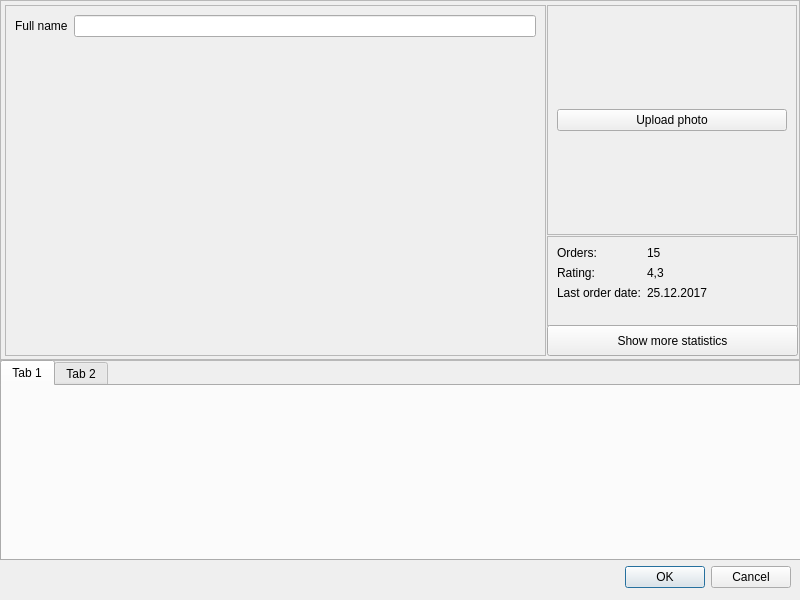
First picture: the form in CRMBaseModule/customerdialog.ui, repository torgcrm/TorgCRM-QtClient, before the edit.
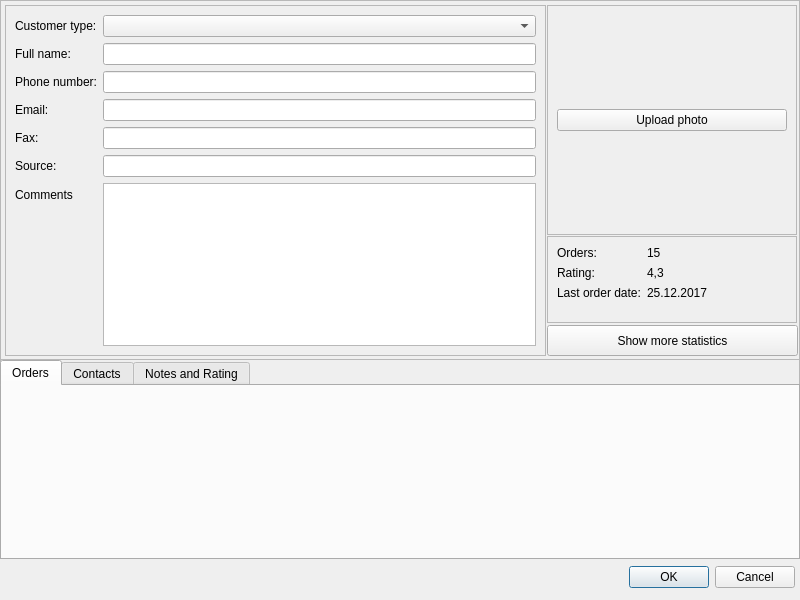
Second picture: the form after the edit. The open tabs and pages were chosen to show the change.

Commit message: change customer form widget codes

The edit to the form file:
```diff
--- a/CRMBaseModule/customerdialog.ui
+++ b/CRMBaseModule/customerdialog.ui
@@ -22,10 +22,10 @@
   <widget class="QDialogButtonBox" name="buttonBox">
    <property name="geometry">
     <rect>
-     <x>360</x>
+     <x>545</x>
      <y>560</y>
-     <width>431</width>
-     <height>34</height>
+     <width>250</width>
+     <height>35</height>
     </rect>
    </property>
    <property name="orientation">
@@ -39,7 +39,7 @@
    <property name="geometry">
     <rect>
      <x>0</x>
-     <y>360</y>
+     <y>359</y>
      <width>800</width>
      <height>200</height>
     </rect>
@@ -54,9 +54,9 @@
     <property name="geometry">
      <rect>
       <x>0</x>
-      <y>0</y>
-      <width>801</width>
-      <height>201</height>
+      <y>1</y>
+      <width>800</width>
+      <height>200</height>
      </rect>
     </property>
     <property name="currentIndex">
@@ -64,12 +64,17 @@
     </property>
     <widget class="QWidget" name="tab_3">
      <attribute name="title">
-      <string>Tab 1</string>
+      <string>Orders</string>
      </attribute>
     </widget>
     <widget class="QWidget" name="tab_4">
      <attribute name="title">
-      <string>Tab 2</string>
+      <string>Contacts</string>
+     </attribute>
+    </widget>
+    <widget class="QWidget" name="notesTab">
+     <attribute name="title">
+      <string>Notes and Rating</string>
      </attribute>
     </widget>
    </widget>
@@ -130,15 +135,75 @@
      <enum>QFrame::Raised</enum>
     </property>
     <layout class="QFormLayout" name="formLayout">
+     <item row="1" column="0">
+      <widget class="QLabel" name="customerFullNameLabel">
+       <property name="text">
+        <string>Full name:</string>
+       </property>
+      </widget>
+     </item>
+     <item row="1" column="1">
+      <widget class="QLineEdit" name="customerFullNameInput"/>
+     </item>
+     <item row="2" column="0">
+      <widget class="QLabel" name="customerPhoneNumberLabel">
+       <property name="text">
+        <string>Phone number:</string>
+       </property>
+      </widget>
+     </item>
+     <item row="2" column="1">
+      <widget class="QLineEdit" name="customerPhoneNumberInput"/>
+     </item>
+     <item row="3" column="0">
+      <widget class="QLabel" name="customerEmailLabel">
+       <property name="text">
+        <string>Email:</string>
+       </property>
+      </widget>
+     </item>
+     <item row="3" column="1">
+      <widget class="QLineEdit" name="customerEmailInput"/>
+     </item>
+     <item row="4" column="0">
+      <widget class="QLabel" name="customerFaxLabel">
+       <property name="text">
+        <string>Fax:</string>
+       </property>
+      </widget>
+     </item>
+     <item row="4" column="1">
+      <widget class="QLineEdit" name="customerFaxInput"/>
+     </item>
+     <item row="5" column="0">
+      <widget class="QLabel" name="customerSourceLabel">
+       <property name="text">
+        <string>Source:</string>
+       </property>
+      </widget>
+     </item>
+     <item row="5" column="1">
+      <widget class="QLineEdit" name="customerSourceInput"/>
+     </item>
      <item row="0" column="0">
       <widget class="QLabel" name="label">
        <property name="text">
-        <string>Full name</string>
+        <string>Customer type:</string>
        </property>
       </widget>
      </item>
      <item row="0" column="1">
-      <widget class="QLineEdit" name="lineEdit"/>
+      <widget class="QComboBox" name="customerTypeCombo"/>
+     </item>
+     <item row="6" column="0">
+      <widget class="QLabel" name="customerCommentsLabel">
+       <property name="text">
+        <string>Comments</string>
+       </property>
+      </widget>
+     </item>
+     <item row="6" column="1">
+      <widget class="QTextEdit" name="customerCommentsTextInput"/>
      </item>
     </layout>
    </widget>
@@ -147,8 +212,8 @@
      <rect>
       <x>547</x>
       <y>236</y>
-      <width>251</width>
-      <height>90</height>
+      <width>250</width>
+      <height>87</height>
      </rect>
     </property>
     <property name="frameShape">
```
Left out of the diff: 30 changed lines with no effect on the pictures.
